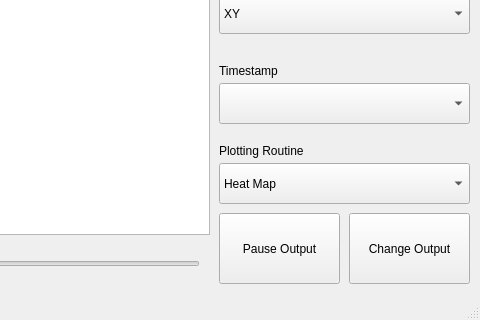
This is REDonFDTDGUI/mainwindow.ui in JBlack93/REDonFDTD as Qt 5 draws it before an edit; both pictures show x 271 to 751 and y 206 to 526 of the 751 by 526 pixel window. The edited form follows.
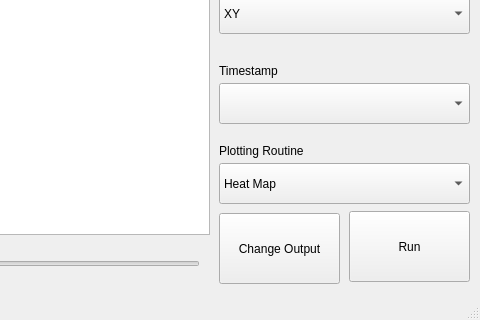
This is the edited form.

Commit message: Update GUI to show simlulation as it is running

Patch:
```diff
--- a/REDonFDTDGUI/mainwindow.ui
+++ b/REDonFDTDGUI/mainwindow.ui
@@ -41,13 +41,16 @@
     <property name="geometry">
      <rect>
       <x>620</x>
-      <y>400</y>
+      <y>398</y>
       <width>121</width>
       <height>71</height>
      </rect>
     </property>
     <property name="text">
-     <string>Change Output</string>
+     <string>Run</string>
+    </property>
+    <property name="checkable">
+     <bool>false</bool>
     </property>
    </widget>
    <widget class="QComboBox" name="comboBox">
@@ -150,7 +153,7 @@
      </rect>
     </property>
     <property name="text">
-     <string>Pause Output</string>
+     <string>Change Output</string>
     </property>
    </widget>
    <widget class="QLabel" name="label_2">
```
The commit also changes 6 other files.
